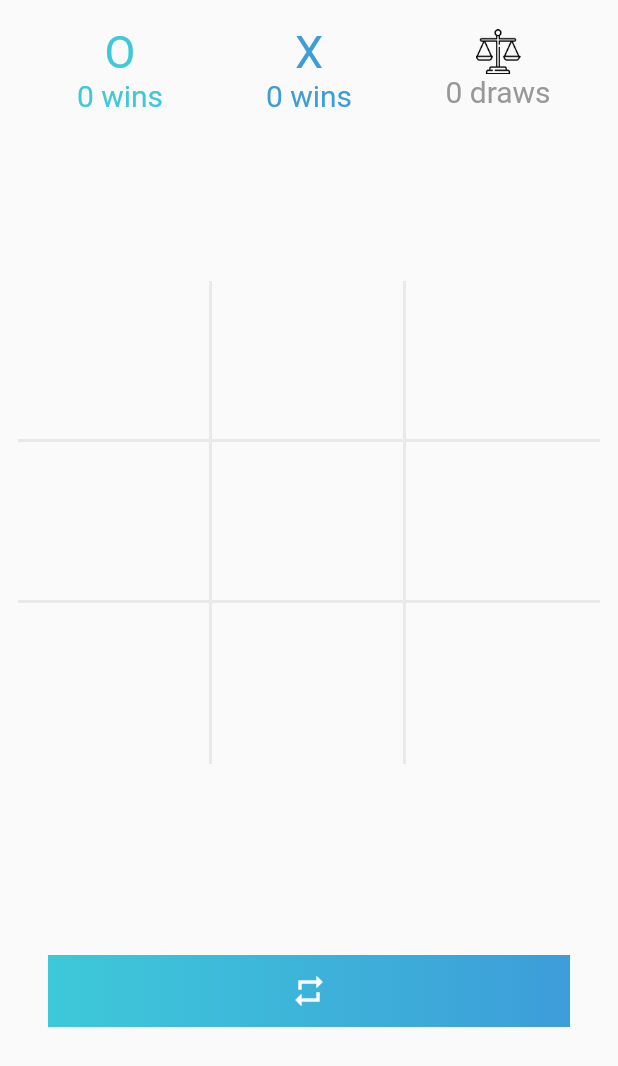
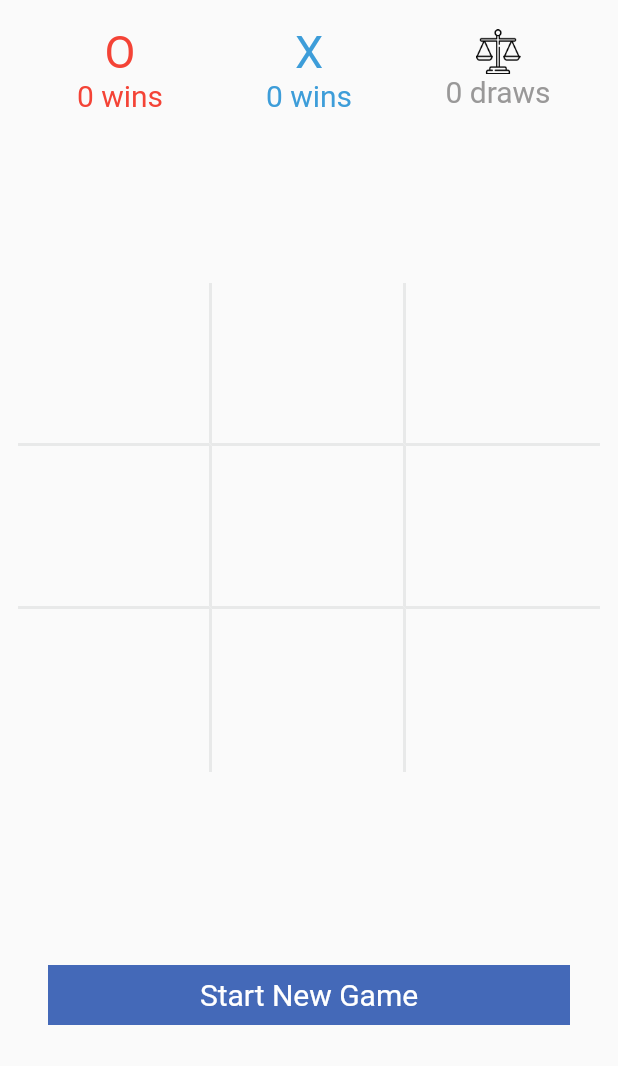
Before and after one commit to amrmustafa02/tic-tac-toe-game, a Flutter app: the screen it shows after launch, on a phone screen of 412 x 824 dp. Shown: the top 1066 px of the screen. Run offline on Flutter 3.47's test engine with Material 2 defaults, Android fonts, the phone set to English and light mode, and no system bars.

Commit message:
finish app version 1

```diff
--- a/lib/HomeScreen.dart
+++ b/lib/HomeScreen.dart
@@ -30,6 +30,7 @@ class _HomeScreenState extends State<HomeScreen> {
   int xWins = 0;
   int oWins = 0;
   int dWins = 0;
+  bool isCheckWin = false;
 
   @override
   Widget build(BuildContext context) {
@@ -167,22 +168,23 @@ class _HomeScreenState extends State<HomeScreen> {
               ),
             ),
             const Spacer(),
-            Container(
-              margin: const EdgeInsets.all(20),
-              width: double.infinity,
-              decoration: BoxDecoration(
-                  gradient: LinearGradient(colors: [
-                MyColors.oColor,
-                MyColors.xColor,
-              ])),
-              child: ElevatedButton(
-                onPressed: () {
-                  returnToStartState();
-                },
-                style: ElevatedButton.styleFrom(
-                    backgroundColor: Colors.transparent,
-                    shadowColor: Colors.transparent),
-                child: const Icon(Icons.repeat),
+            InkWell(
+              onTap: () {
+                returnToStartState();
+              },
+              child: Container(
+                margin: const EdgeInsets.all(20),
+                width: double.infinity,
+                height: 40,
+                alignment: Alignment.center,
+                color: const Color(0xFF4469b8),
+                child: const Text(
+                  "Start New Game",
+                  style: TextStyle(
+                    color: Colors.white,
+                    fontSize: 20,
+                  ),
+                ),
               ),
             ),
             const Spacer()
@@ -194,7 +196,9 @@ class _HomeScreenState extends State<HomeScreen> {
 
   void onClick(String text, int position) {
     setState(() {
-
+      if (isCheckWin) {
+        return;
+      }
 
       if (board[position].isNotEmpty) {
         return;
@@ -208,24 +212,20 @@ class _HomeScreenState extends State<HomeScreen> {
         boardColors[position] = MyColors.oColor;
       }
 
-      if(checkDraw()){
-        dWins++;
-        returnToStartState();
+      if (checkIsWinner()) {
+        if (xTurn) {
+          xWins++;
+        } else {
+          oWins++;
+        }
+        isCheckWin = true;
         return;
       }
-
-      if (!checkIsWinner()) {
-        xTurn = !xTurn;
+      if (checkDraw()) {
+        dWins++;
         return;
       }
-
-
-      if (xTurn) {
-        xWins++;
-      } else {
-        oWins++;
-      }
-      returnToStartState();
+      xTurn = !xTurn;
     });
   }
 
@@ -242,6 +242,9 @@ class _HomeScreenState extends State<HomeScreen> {
       if (board[start] == board[start + 1] &&
           board[start + 1] == board[start + 2] &&
           board[start + 2] == curPlayer) {
+        boardColors[start] = Colors.green;
+        boardColors[start + 1] = Colors.green;
+        boardColors[start + 2] = Colors.green;
         currentPlayer = curPlayer;
         return true;
       }
@@ -255,6 +258,9 @@ class _HomeScreenState extends State<HomeScreen> {
       if (board[start] == board[start + 3] &&
           board[start + 3] == board[start + 6] &&
           board[start + 6] == curPlayer) {
+        boardColors[start] = Colors.green;
+        boardColors[start + 3] = Colors.green;
+        boardColors[start + 6] = Colors.green;
         currentPlayer = curPlayer;
         return true;
       }
@@ -264,9 +270,17 @@ class _HomeScreenState extends State<HomeScreen> {
 
   bool checkAxis(String curPlayer) {
     if (board[0] == board[4] && board[4] == board[8] && board[8] == curPlayer) {
+      boardColors[0] = Colors.green;
+      boardColors[4] = Colors.green;
+      boardColors[8] = Colors.green;
+      currentPlayer = curPlayer;
       return true;
     }
     if (board[2] == board[4] && board[4] == board[6] && board[6] == curPlayer) {
+      boardColors[2] = Colors.green;
+      boardColors[4] = Colors.green;
+      boardColors[6] = Colors.green;
+      currentPlayer = curPlayer;
       return true;
     }
     return false;
@@ -288,13 +302,8 @@ class _HomeScreenState extends State<HomeScreen> {
       ];
       xTurn = true;
       currentPlayer = '';
+      isCheckWin = false;
     });
-  }
-
-  void showAlertDialog(String winner) {
-    CupertinoAlertDialog(
-      content: Text(winner),
-    );
   }
 
   // check draw
@@ -304,6 +313,9 @@ class _HomeScreenState extends State<HomeScreen> {
         return false;
       }
     }
+    for (int i = 0; i < 9; i++) {
+      boardColors[i] = Colors.grey;
+    }
     return true;
   }
 }
--- a/lib/MyColors.dart
+++ b/lib/MyColors.dart
@@ -1,7 +1,7 @@
-import 'dart:ui';
+import 'package:flutter/material.dart';
 
-class MyColors{
- static Color xColor = const Color(0xFF3D9DD9);
- static Color oColor = const Color(0xFF3DC9D9);
- static Color dColor = const Color(0xFF999898);
+class MyColors {
+  static Color xColor = const Color(0xFF3D9DD9);
+  static Color oColor = Colors.red;
+  static Color dColor = const Color(0xFF999898);
 }
```
Also changed, not shown: lib/xo_item.dart (+5 -9 lines), lib/game_board.dart (deleted).
